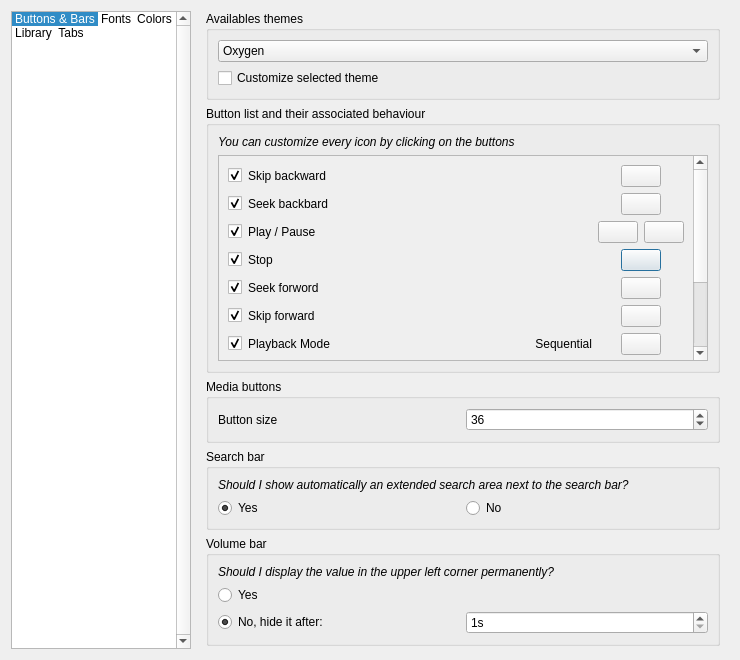
Before: the Qt Designer form src/MiamPlayer/customizetheme.ui in MBach/Miam-Player, drawn with Qt 5.
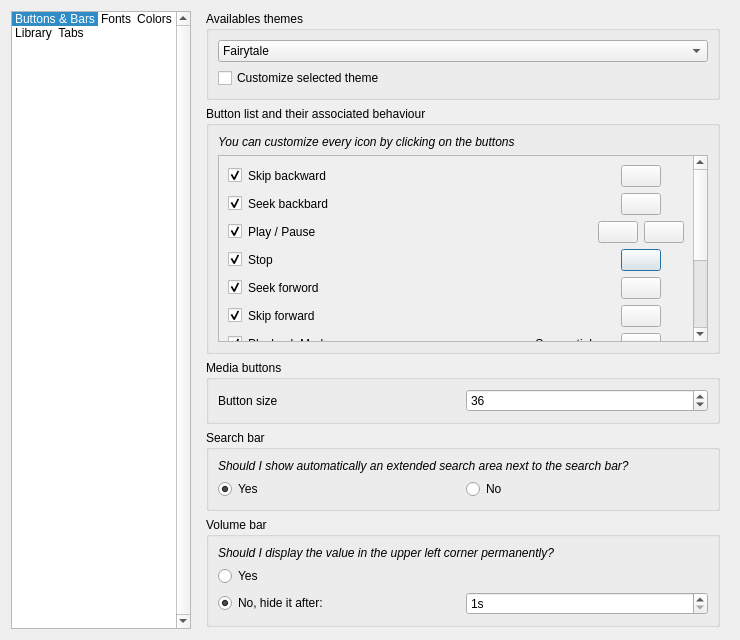
After: the same form once the commit is applied. Icons and pictures are not drawn. Custom widgets are drawn as their Qt base class.

```diff
--- a/src/MiamPlayer/customizetheme.ui
+++ b/src/MiamPlayer/customizetheme.ui
@@ -7,7 +7,7 @@
     <x>0</x>
     <y>0</y>
     <width>740</width>
-    <height>660</height>
+    <height>640</height>
    </rect>
   </property>
   <property name="windowTitle">
@@ -163,7 +163,7 @@
           <item>
            <widget class="QComboBox" name="themeComboBox">
             <property name="currentIndex">
-             <number>3</number>
+             <number>0</number>
             </property>
             <item>
              <property name="text">
```
Left out of the diff: 82 changed lines with no effect on the pictures.
